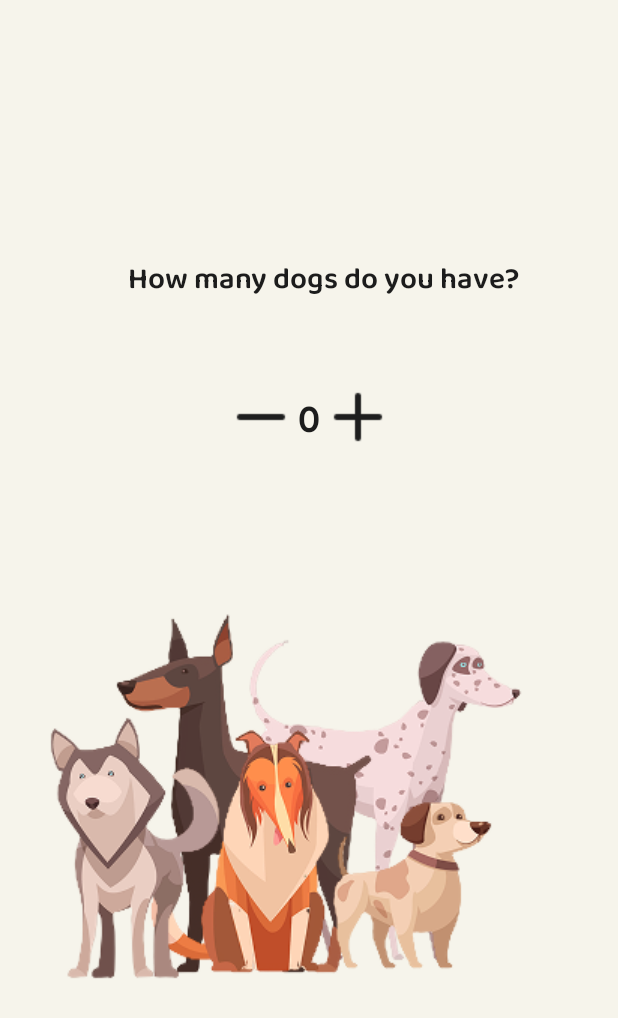
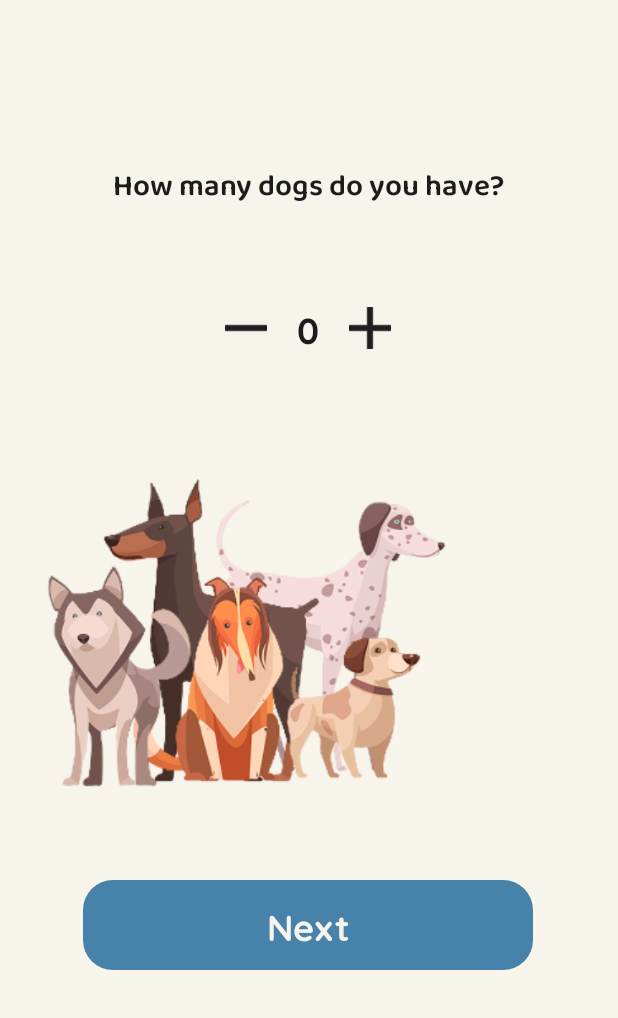
Before and after one commit to Ghostx-x/Hugo, an Android app: the fragment DogOwnerDetailsFragmentOne shown on its own in the app's theme, on a phone screen of 412 x 824 dp. Shown: the top 1018 px of the screen. Run offline under Robolectric (Android 15) with nearby library versions, the phone set to English and light mode, and no system bars.

Commit message:
Finilaising registration

```diff
--- a/app/src/main/java/com/example/hugo/DogOwnerDetailsFragmentOne.java
+++ b/app/src/main/java/com/example/hugo/DogOwnerDetailsFragmentOne.java
@@ -4,16 +4,20 @@ import android.os.Bundle;
 import android.view.LayoutInflater;
 import android.view.View;
 import android.view.ViewGroup;
+import android.widget.Button;
 import android.widget.ImageButton;
 import android.widget.TextView;
 import androidx.annotation.NonNull;
 import androidx.annotation.Nullable;
 import androidx.fragment.app.Fragment;
+import androidx.fragment.app.FragmentManager;
+import androidx.fragment.app.FragmentTransaction;
 
 public class DogOwnerDetailsFragmentOne extends Fragment {
 
     private TextView txtDogCount;
     private int dogCount = 0;
+    private Button next;
 
     public DogOwnerDetailsFragmentOne() {
         // Required empty public constructor
@@ -27,6 +31,7 @@ public class DogOwnerDetailsFragmentOne extends Fragment {
         txtDogCount = view.findViewById(R.id.txtDogCount);
         ImageButton btnIncrease = view.findViewById(R.id.btnIncrease);
         ImageButton btnDecrease = view.findViewById(R.id.btnDecrease);
+        next = view.findViewById(R.id.btn_next);
 
         btnIncrease.setOnClickListener(v -> {
             dogCount++;
@@ -40,6 +45,21 @@ public class DogOwnerDetailsFragmentOne extends Fragment {
             }
         });
 
+        next.setOnClickListener(v -> {
+            FragmentManager fragmentManager = requireActivity().getSupportFragmentManager();
+            FragmentTransaction transaction = fragmentManager.beginTransaction();
+
+            DogOwnerDetailsFragmentTwo fragmentTwo = new DogOwnerDetailsFragmentTwo();
+            Bundle args = new Bundle();
+            args.putInt("dogCount", dogCount);
+            fragmentTwo.setArguments(args);
+
+            transaction.replace(R.id.fragment_container, fragmentTwo);
+            transaction.addToBackStack(null);
+            transaction.commit();
+        });
+
+
         return view;
     }
 }
--- a/app/src/main/res/layout/activity_dog_owner_details_fragment_one.xml
+++ b/app/src/main/res/layout/activity_dog_owner_details_fragment_one.xml
@@ -10,14 +10,14 @@
         android:id="@+id/questionText"
         android:layout_width="wrap_content"
         android:layout_height="wrap_content"
-        android:layout_marginTop="170dp"
+        android:layout_marginTop="108dp"
         android:fontFamily="@font/baloo2_semibold"
         android:gravity="center"
         android:text="How many dogs do you have?"
         android:textColor="@color/black"
         android:textSize="20sp"
         app:layout_constraintEnd_toEndOf="parent"
-        app:layout_constraintHorizontal_bias="0.563"
+        app:layout_constraintHorizontal_bias="0.496"
         app:layout_constraintStart_toStartOf="parent"
         app:layout_constraintTop_toTopOf="parent" />
 
@@ -25,17 +25,19 @@
         android:id="@+id/counterLayout"
         android:layout_width="wrap_content"
         android:layout_height="wrap_content"
-        android:layout_marginTop="50dp"
+        android:layout_marginTop="60dp"
         android:gravity="center"
         android:orientation="horizontal"
         app:layout_constraintEnd_toEndOf="parent"
+        app:layout_constraintHorizontal_bias="0.498"
         app:layout_constraintStart_toStartOf="parent"
         app:layout_constraintTop_toBottomOf="@id/questionText">
 
         <ImageButton
             android:id="@+id/btnDecrease"
-            android:layout_width="50dp"
-            android:layout_height="50dp"
+            android:layout_width="28dp"
+            android:layout_height="28dp"
+            android:layout_marginRight="20dp"
             android:background="@null"
             android:contentDescription="Decrease count"
             android:src="@drawable/ic_minus" />
@@ -52,8 +54,9 @@
 
         <ImageButton
             android:id="@+id/btnIncrease"
-            android:layout_width="50dp"
-            android:layout_height="50dp"
+            android:layout_width="28dp"
+            android:layout_height="28dp"
+            android:layout_marginLeft="20dp"
             android:background="@null"
             android:contentDescription="Increase count"
             android:src="@drawable/ic_plus" />
@@ -62,11 +65,35 @@
 
     <ImageView
         android:id="@+id/imageView"
-        android:layout_width="wrap_content"
-        android:layout_height="wrap_content"
-        android:layout_marginTop="80dp"
+        android:layout_width="304dp"
+        android:layout_height="246dp"
+        android:layout_marginTop="60dp"
         android:src="@drawable/dogs_img"
         app:layout_constraintTop_toBottomOf="@id/counterLayout"
-        tools:layout_editor_absoluteX="30dp" />
+        tools:layout_editor_absoluteX="51dp" />
+
+    <Button
+        android:id="@+id/btn_next"
+        android:layout_width="300dp"
+        android:layout_height="60dp"
+        android:layout_marginTop="44dp"
+        android:background="@drawable/btn_darkblue"
+        android:fontFamily="@font/quicksand_bold"
+        android:text="Next"
+        android:textColor="@color/milky"
+        android:textSize="24sp"
+        app:backgroundTint="@null"
+        app:layout_constraintEnd_toEndOf="parent"
+        app:layout_constraintHorizontal_bias="0.495"
+        app:layout_constraintStart_toStartOf="parent"
+        app:layout_constraintTop_toBottomOf="@+id/imageView" />
+
+<!--    <FrameLayout-->
+<!--        android:id="@+id/fragment_container_inner"-->
+<!--        android:layout_width="match_parent"-->
+<!--        android:layout_height="match_parent"-->
+<!--        app:layout_constraintTop_toBottomOf="@id/btn_next"-->
+<!--        app:layout_constraintBottom_toBottomOf="parent"/>-->
+
 
 </androidx.constraintlayout.widget.ConstraintLayout>
```
Also changed, not shown: app/src/main/java/com/example/hugo/DogOwnerDetailsFragmentTwo.java (added, +76 -0 lines), app/src/main/java/com/example/hugo/SignInActivity.java (+18 -1 lines), app/src/main/res/layout/activity_sign_in.xml (+11 -3 lines), app/src/main/res/layout/fragment_dog_owner_details_two.xml (added, +14 -0 lines).
